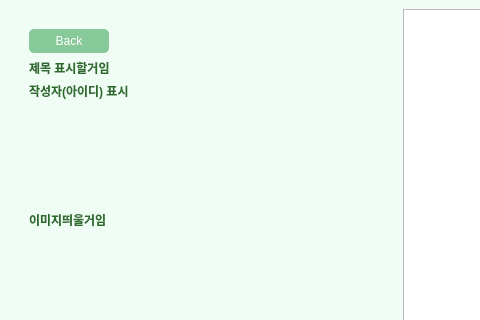
hong000321/3rd_mini_PlantServant, file Client/views/ClientMainWindow.ui: the form before one commit; both pictures show x 0 to 480 and y 0 to 320 of the 800 by 600 pixel window.
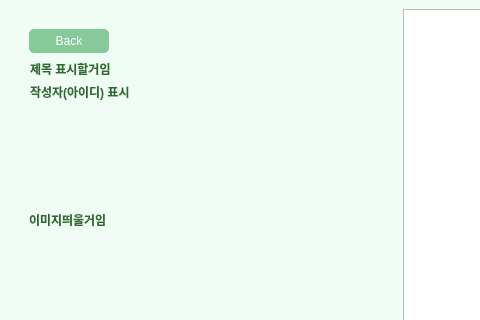
The form after the commit. The open tabs and pages were chosen to show the change.

Commit message: [Client|Gallery] 갤러리 기능 추가

Patch:
```diff
--- a/Client/views/ClientMainWindow.ui
+++ b/Client/views/ClientMainWindow.ui
@@ -375,12 +375,12 @@
          <string>Back</string>
         </property>
        </widget>
-       <widget class="QWidget" name="layoutWidget">
+       <widget class="QWidget" name="">
         <property name="geometry">
          <rect>
-          <x>20</x>
-          <y>50</y>
-          <width>111</width>
+          <x>21</x>
+          <y>51</y>
+          <width>341</width>
           <height>40</height>
          </rect>
         </property>
```
Left out of the diff: 2 changed lines with no effect on the pictures. The commit also changes 11 other files.
